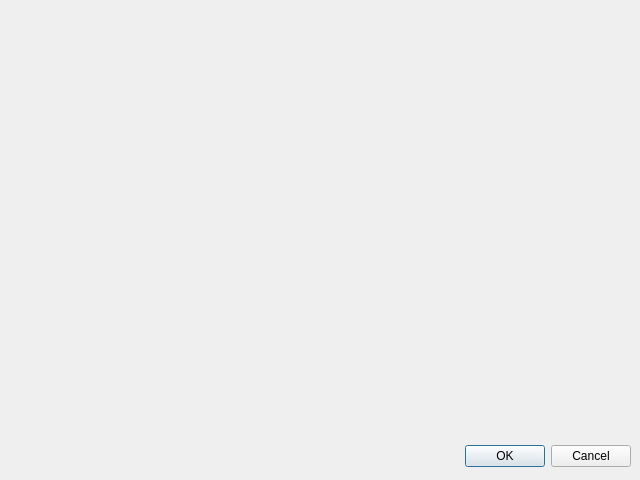
Above: src/route/routestringdialog.ui from albar965/littlenavmap before the change. Below: the same form after it.
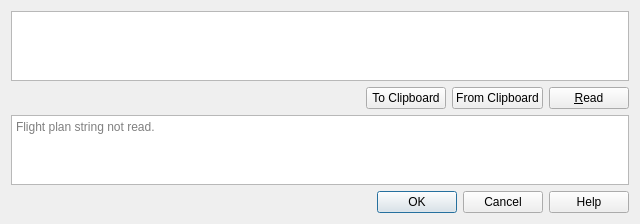
That is the form after the change.

Commit message: First working version of route string parsing. #22

```diff
--- a/src/route/routestringdialog.ui
+++ b/src/route/routestringdialog.ui
@@ -6,28 +6,91 @@
     <x>0</x>
     <y>0</y>
     <width>640</width>
-    <height>480</height>
+    <height>220</height>
    </rect>
   </property>
   <property name="windowTitle">
    <string>Dialog</string>
   </property>
-  <widget name="buttonBox" class="QDialogButtonBox">
-   <property name="geometry">
-    <rect>
-     <x>10</x>
-     <y>440</y>
-     <width>621</width>
-     <height>32</height>
-    </rect>
-   </property>
-   <property name="orientation">
-    <enum>Qt::Horizontal</enum>
-   </property>
-   <property name="standardButtons">
-    <set>QDialogButtonBox::Cancel|QDialogButtonBox::Ok</set>
-   </property>
-  </widget>
+  <layout class="QVBoxLayout" name="verticalLayout">
+   <item>
+    <widget class="QPlainTextEdit" name="plainTextEditRouteString">
+     <property name="plainText">
+      <string/>
+     </property>
+     <property name="placeholderText">
+      <string>Enter flight plan string.</string>
+     </property>
+    </widget>
+   </item>
+   <item>
+    <layout class="QHBoxLayout" name="horizontalLayout">
+     <item>
+      <spacer name="horizontalSpacer">
+       <property name="orientation">
+        <enum>Qt::Horizontal</enum>
+       </property>
+       <property name="sizeHint" stdset="0">
+        <size>
+         <width>40</width>
+         <height>20</height>
+        </size>
+       </property>
+      </spacer>
+     </item>
+     <item>
+      <widget class="QPushButton" name="pushButtonRouteStringToClipboard">
+       <property name="text">
+        <string>To Clipboard</string>
+       </property>
+      </widget>
+     </item>
+     <item alignment="Qt::AlignRight">
+      <widget class="QPushButton" name="pushButtonRouteStringFromClipboard">
+       <property name="sizePolicy">
+        <sizepolicy hsizetype="Fixed" vsizetype="Fixed">
+         <horstretch>0</horstretch>
+         <verstretch>0</verstretch>
+        </sizepolicy>
+       </property>
+       <property name="text">
+        <string>From Clipboard</string>
+       </property>
+      </widget>
+     </item>
+     <item alignment="Qt::AlignRight">
+      <widget class="QPushButton" name="pushButtonRouteStringRead">
+       <property name="sizePolicy">
+        <sizepolicy hsizetype="Fixed" vsizetype="Fixed">
+         <horstretch>0</horstretch>
+         <verstretch>0</verstretch>
+        </sizepolicy>
+       </property>
+       <property name="text">
+        <string>&amp;Read</string>
+       </property>
+      </widget>
+     </item>
+    </layout>
+   </item>
+   <item>
+    <widget class="QTextEdit" name="textEditRouteStringErrors">
+     <property name="placeholderText">
+      <string>Flight plan string not read.</string>
+     </property>
+    </widget>
+   </item>
+   <item>
+    <widget class="QDialogButtonBox" name="buttonBoxRouteString">
+     <property name="orientation">
+      <enum>Qt::Horizontal</enum>
+     </property>
+     <property name="standardButtons">
+      <set>QDialogButtonBox::Cancel|QDialogButtonBox::Help|QDialogButtonBox::Ok</set>
+     </property>
+    </widget>
+   </item>
+  </layout>
  </widget>
  <resources/>
  <connections>
```
Left out of the diff: 9 changed lines with no effect on the pictures. The commit also changes 18 other files.
